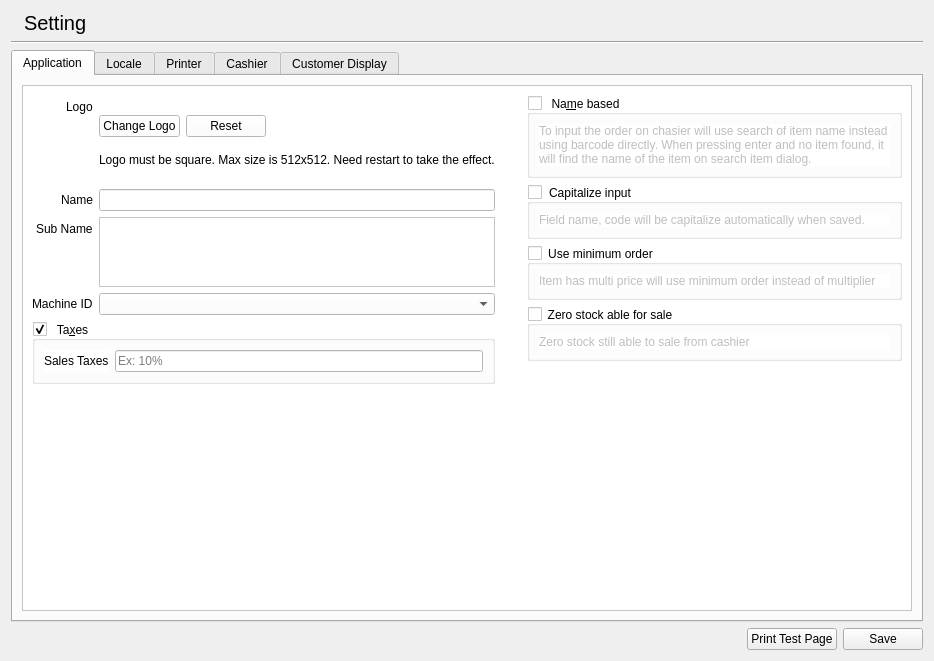
apinprastya/sultan, file libgui/setting/settingwidget.ui: the form before one commit.
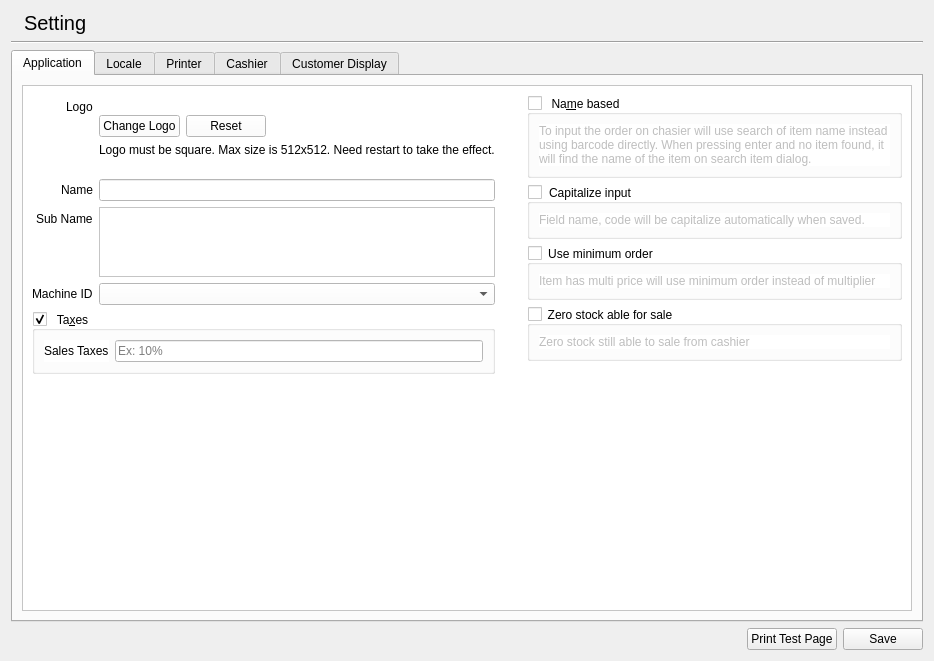
The form after the commit. Icons and pictures are not drawn.

Commit message: update localization for setting

The edit to the form file:
```diff
--- a/libgui/setting/settingwidget.ui
+++ b/libgui/setting/settingwidget.ui
@@ -171,7 +171,7 @@
                    <item>
                     <layout class="QHBoxLayout" name="horizontalLayout_9">
                      <property name="bottomMargin">
-                      <number>10</number>
+                      <number>0</number>
                      </property>
                      <item>
                       <widget class="QPushButton" name="pushLogo">
```
The commit also changes 2 other files.
